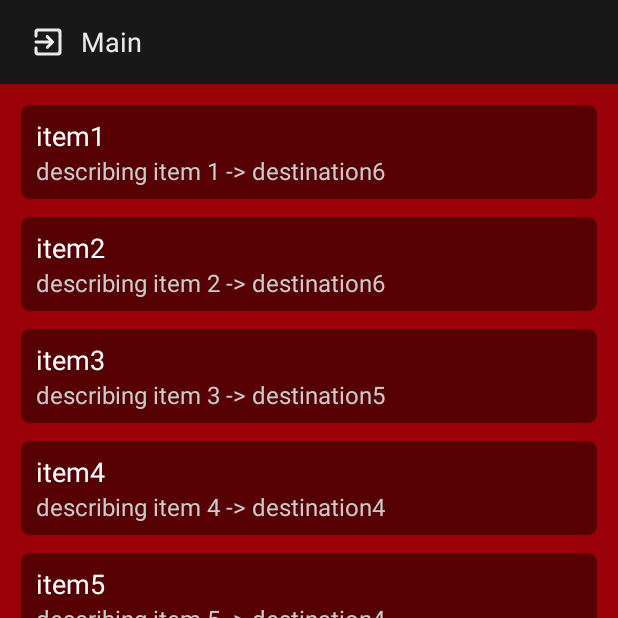
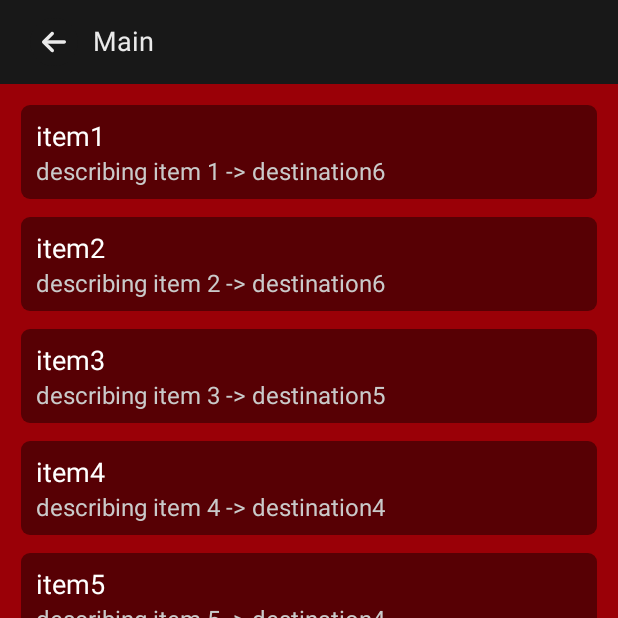
Before and after one commit to Tosunyan/InConcept_Labs, an Android app: the MainFragment screen opened through its navigation route, on a phone screen of 412 x 824 dp, the top half of it. Run offline under Robolectric (Android 15) with nearby library versions, the phone set to English and light mode, and no system bars; our stand-ins replace Room's generated code; 3 statements that could not run were skipped.

Commit message:
Day 6 ~1h

```diff
--- a/app/build.gradle
+++ b/app/build.gradle
@@ -43,6 +43,8 @@ dependencies {
     implementation 'androidx.constraintlayout:constraintlayout:2.0.4'
     implementation 'androidx.legacy:legacy-support-v4:1.0.0'
     implementation 'androidx.preference:preference-ktx:1.1.1'
+
+    // Unit Testing
     testImplementation 'junit:junit:4.13.2'
     androidTestImplementation 'androidx.test.ext:junit:1.1.2'
     androidTestImplementation 'androidx.test.espresso:espresso-core:3.3.0'
--- a/app/src/main/java/com/inconceptlabs/task/data/adapters/DestinationAdapter.kt
+++ b/app/src/main/java/com/inconceptlabs/task/data/adapters/DestinationAdapter.kt
@@ -31,10 +31,7 @@ class DestinationAdapter(
         val description: AppCompatTextView = itemView.findViewById(R.id.item_description)
 
         init {
-            itemView.setOnClickListener {
-                itemClickListener.onItemClick(items[adapterPosition].navigateTo)
-                itemView.performHapticFeedback(1)
-            }
+            itemView.setOnClickListener { itemClickListener.onItemClick(items[adapterPosition].navigateTo) }
         }
     }
 
--- a/app/src/main/java/com/inconceptlabs/task/ui/activities/MainActivity.kt
+++ b/app/src/main/java/com/inconceptlabs/task/ui/activities/MainActivity.kt
@@ -22,7 +22,7 @@ class MainActivity : AppCompatActivity(R.layout.activity_main) {
 
     override fun onCreate(savedInstanceState: Bundle?) {
         super.onCreate(savedInstanceState)
-supportActionBar
+
         prefs = PreferenceManager.getDefaultSharedPreferences(applicationContext)
         navHostFragment = supportFragmentManager.findFragmentById(R.id.fragment_container) as NavHostFragment
         graph = navHostFragment.navController.navInflater.inflate(R.navigation.nav_graph)
--- a/app/src/main/java/com/inconceptlabs/task/ui/fragments/MainFragment.kt
+++ b/app/src/main/java/com/inconceptlabs/task/ui/fragments/MainFragment.kt
@@ -23,7 +23,7 @@ class MainFragment : Fragment(R.layout.fragment_main), ItemClickListener {
 
     private val viewModel by viewModels<ViewModel>()
     private lateinit var title: AppCompatTextView
-    private lateinit var exitIcon: AppCompatImageView
+    private lateinit var btnBack: AppCompatImageView
     private lateinit var recyclerView: RecyclerView
     private lateinit var adapter: DestinationAdapter
 
@@ -36,8 +36,10 @@ class MainFragment : Fragment(R.layout.fragment_main), ItemClickListener {
 
     private fun init(view: View) = view.apply {
         recyclerView = findViewById(R.id.destination_list)
-        exitIcon = findViewById(R.id.ic_exit)
-        title = findViewById(R.id.main_title)
+        btnBack = requireActivity().findViewById(R.id.btn_back)
+        title = requireActivity().findViewById(R.id.tv_title)
+
+        btnBack.visibility = View.VISIBLE
 
         viewModel.getScreenWithName(MAIN).observe(viewLifecycleOwner, { screen ->
             title.text = screen.name
@@ -63,10 +65,7 @@ class MainFragment : Fragment(R.layout.fragment_main), ItemClickListener {
     }
 
     private fun onClick() {
-        exitIcon.setOnClickListener {
-            activity?.finishAffinity()
-            exitIcon.performHapticFeedback(1)
-        }
+        btnBack.setOnClickListener { activity?.finishAffinity() }
 
         activity?.onBackPressedDispatcher?.addCallback(viewLifecycleOwner,
             object : OnBackPressedCallback(true) {
--- a/app/src/main/java/com/inconceptlabs/task/ui/fragments/SplashFragment.kt
+++ b/app/src/main/java/com/inconceptlabs/task/ui/fragments/SplashFragment.kt
@@ -6,6 +6,7 @@ import android.os.Handler
 import android.os.Looper
 import android.view.View
 import android.widget.RelativeLayout
+import androidx.appcompat.widget.AppCompatImageView
 import androidx.appcompat.widget.AppCompatTextView
 import androidx.fragment.app.Fragment
 import androidx.fragment.app.viewModels
@@ -21,6 +22,7 @@ class SplashFragment : Fragment(R.layout.fragment_splash) {
     private lateinit var textView: AppCompatTextView
     private lateinit var rootLayout: RelativeLayout
     private lateinit var title: AppCompatTextView
+    private lateinit var btnBack: AppCompatImageView
 
     override fun onViewCreated(view: View, savedInstanceState: Bundle?) {
         super.onViewCreated(view, savedInstanceState)
@@ -35,7 +37,8 @@ class SplashFragment : Fragment(R.layout.fragment_splash) {
     private fun init(view: View) = view.apply {
         rootLayout = findViewById(R.id.root_layout)
         textView = findViewById(R.id.splash_description)
-        title = findViewById(R.id.splash_title)
+        title = requireActivity().findViewById(R.id.tv_title)
+        btnBack = requireActivity().findViewById(R.id.btn_back)
 
         viewModel.getScreenWithName(SPLASH).observe(viewLifecycleOwner, { screen ->
             title.text = screen.name
--- /dev/null
+++ b/app/src/main/res/drawable/button_background.xml
@@ -0,0 +1,15 @@
+<?xml version="1.0" encoding="utf-8"?>
+<ripple xmlns:android="http://schemas.android.com/apk/res/android"
+    android:color="#70545454">
+
+    <item>
+
+        <shape android:shape="oval">
+
+            <solid android:color="@color/colorPrimaryDark" />
+
+        </shape>
+
+    </item>
+
+</ripple>
--- a/app/src/main/res/drawable/ic_back.xml
+++ b/app/src/main/res/drawable/ic_back.xml
@@ -1,11 +1,10 @@
 <vector xmlns:android="http://schemas.android.com/apk/res/android"
     android:width="24dp"
     android:height="24dp"
-    android:viewportWidth="24"
-    android:viewportHeight="24"
-    android:tint="?attr/colorControlNormal"
-    android:autoMirrored="true">
-  <path
-      android:fillColor="@android:color/white"
-      android:pathData="M16.62,2.99c-0.49,-0.49 -1.28,-0.49 -1.77,0L6.54,11.3c-0.39,0.39 -0.39,1.02 0,1.41l8.31,8.31c0.49,0.49 1.28,0.49 1.77,0s0.49,-1.28 0,-1.77L9.38,12l7.25,-7.25c0.48,-0.48 0.48,-1.28 -0.01,-1.76z"/>
+    android:viewportWidth="447.243"
+    android:viewportHeight="447.243">
+
+    <path
+        android:fillColor="#FF000000"
+        android:pathData="M420.361,192.229c-1.83,-0.297 -3.682,-0.434 -5.535,-0.41H99.305l6.88,-3.2c6.725,-3.183 12.843,-7.515 18.08,-12.8l88.48,-88.48c11.653,-11.124 13.611,-29.019 4.64,-42.4c-10.441,-14.259 -30.464,-17.355 -44.724,-6.914c-1.152,0.844 -2.247,1.764 -3.276,2.754l-160,160C-3.119,213.269 -3.13,233.53 9.36,246.034c0.008,0.008 0.017,0.017 0.025,0.025l160,160c12.514,12.479 32.775,12.451 45.255,-0.063c0.982,-0.985 1.899,-2.033 2.745,-3.137c8.971,-13.381 7.013,-31.276 -4.64,-42.4l-88.32,-88.64c-4.695,-4.7 -10.093,-8.641 -16,-11.68l-9.6,-4.32h314.24c16.347,0.607 30.689,-10.812 33.76,-26.88C449.654,211.494 437.806,195.059 420.361,192.229z" />
 </vector>
--- a/app/src/main/res/drawable/ic_exit.xml
+++ /dev/null
@@ -1,10 +0,0 @@
-<vector xmlns:android="http://schemas.android.com/apk/res/android"
-    android:width="24dp"
-    android:height="24dp"
-    android:viewportWidth="24"
-    android:viewportHeight="24"
-    android:tint="?attr/colorControlNormal">
-  <path
-      android:fillColor="@android:color/white"
-      android:pathData="M10.79,16.29c0.39,0.39 1.02,0.39 1.41,0l3.59,-3.59c0.39,-0.39 0.39,-1.02 0,-1.41L12.2,7.7c-0.39,-0.39 -1.02,-0.39 -1.41,0 -0.39,0.39 -0.39,1.02 0,1.41L12.67,11H4c-0.55,0 -1,0.45 -1,1s0.45,1 1,1h8.67l-1.88,1.88c-0.39,0.39 -0.38,1.03 0,1.41zM19,3H5c-1.11,0 -2,0.9 -2,2v3c0,0.55 0.45,1 1,1s1,-0.45 1,-1V6c0,-0.55 0.45,-1 1,-1h12c0.55,0 1,0.45 1,1v12c0,0.55 -0.45,1 -1,1H6c-0.55,0 -1,-0.45 -1,-1v-2c0,-0.55 -0.45,-1 -1,-1s-1,0.45 -1,1v3c0,1.1 0.9,2 2,2h14c1.1,0 2,-0.9 2,-2V5c0,-1.1 -0.9,-2 -2,-2z"/>
-</vector>
--- a/app/src/main/res/layout/activity_main.xml
+++ b/app/src/main/res/layout/activity_main.xml
@@ -1,9 +1,47 @@
 <?xml version="1.0" encoding="utf-8"?>
-<androidx.fragment.app.FragmentContainerView
-    xmlns:android="http://schemas.android.com/apk/res/android"
+<RelativeLayout xmlns:android="http://schemas.android.com/apk/res/android"
     xmlns:app="http://schemas.android.com/apk/res-auto"
-    android:id="@+id/fragment_container"
-    android:name="androidx.navigation.fragment.NavHostFragment"
     android:layout_width="match_parent"
-    android:layout_height="match_parent"
-    app:defaultNavHost="true" />
+    android:layout_height="match_parent">
+
+    <androidx.appcompat.widget.LinearLayoutCompat
+        android:id="@+id/toolbar"
+        android:layout_width="match_parent"
+        android:layout_height="?actionBarSize"
+        android:animateLayoutChanges="true"
+        android:background="@color/colorPrimaryDark"
+        android:paddingHorizontal="20dp">
+
+        <androidx.appcompat.widget.AppCompatImageView
+            android:id="@+id/btn_back"
+            android:layout_width="32dp"
+            android:layout_height="32dp"
+            android:layout_gravity="center_vertical"
+            android:background="@drawable/button_background"
+            android:padding="8dp"
+            android:visibility="gone"
+            app:srcCompat="@drawable/ic_back"
+            app:tint="#EAEAEA" />
+
+        <androidx.appcompat.widget.AppCompatTextView
+            android:id="@+id/tv_title"
+            android:layout_width="wrap_content"
+            android:layout_height="wrap_content"
+            android:layout_gravity="center_vertical"
+            android:paddingHorizontal="10dp"
+            android:paddingTop="2dp"
+            android:paddingBottom="4dp"
+            android:textColor="#EAEAEA"
+            android:textSize="18sp" />
+
+    </androidx.appcompat.widget.LinearLayoutCompat>
+
+    <androidx.fragment.app.FragmentContainerView
+        android:id="@+id/fragment_container"
+        android:name="androidx.navigation.fragment.NavHostFragment"
+        android:layout_width="match_parent"
+        android:layout_height="match_parent"
+        android:layout_below="@id/toolbar"
+        app:defaultNavHost="true" />
+
+</RelativeLayout>
--- a/app/src/main/res/layout/fragment_main.xml
+++ b/app/src/main/res/layout/fragment_main.xml
@@ -1,46 +1,11 @@
 <?xml version="1.0" encoding="utf-8"?>
-<androidx.appcompat.widget.LinearLayoutCompat xmlns:android="http://schemas.android.com/apk/res/android"
-    xmlns:app="http://schemas.android.com/apk/res-auto"
+<androidx.recyclerview.widget.RecyclerView
+    xmlns:android="http://schemas.android.com/apk/res/android"
     xmlns:tools="http://schemas.android.com/tools"
+    android:id="@+id/destination_list"
     android:layout_width="match_parent"
-    android:id="@+id/main_root"
     android:layout_height="match_parent"
-    android:orientation="vertical">
-
-    <androidx.appcompat.widget.LinearLayoutCompat
-        android:layout_width="match_parent"
-        android:layout_height="?actionBarSize"
-        android:background="@color/colorPrimaryDark">
-
-        <androidx.appcompat.widget.AppCompatImageView
-            android:layout_width="wrap_content"
-            android:id="@+id/ic_exit"
-            android:background="?actionBarItemBackground"
-            android:layout_height="wrap_content"
-            android:layout_gravity="center_vertical"
-            android:layout_marginStart="20dp"
-            app:srcCompat="@drawable/ic_exit"
-            app:tint="#EAEAEA" />
-
-        <androidx.appcompat.widget.AppCompatTextView
-            android:id="@+id/main_title"
-            android:layout_width="wrap_content"
-            android:layout_height="wrap_content"
-            android:layout_gravity="center_vertical"
-            android:gravity="center_vertical"
-            android:paddingHorizontal="10dp"
-            android:textColor="#EAEAEA"
-            android:textSize="18sp" />
-
-    </androidx.appcompat.widget.LinearLayoutCompat>
-
-    <androidx.recyclerview.widget.RecyclerView
-        android:id="@+id/destination_list"
-        android:layout_width="match_parent"
-        android:layout_height="match_parent"
-        android:clipToPadding="false"
-        android:overScrollMode="never"
-        android:padding="8dp"
-        tools:listitem="@layout/destination_item" />
-
-</androidx.appcompat.widget.LinearLayoutCompat>
+    android:clipToPadding="false"
+    android:overScrollMode="never"
+    android:padding="8dp"
+    tools:listitem="@layout/destination_item" />
```
Also changed, not shown: app/src/main/java/com/inconceptlabs/task/ui/fragments/DestinationFragment.kt (+4 -7 lines), app/src/main/res/layout/fragment_destination.xml (+2 -29 lines), app/src/main/res/layout/fragment_splash.xml (+0 -13 lines), app/src/main/res/raw/sample_navigation.json (+7 -7 lines), 1 other file.
